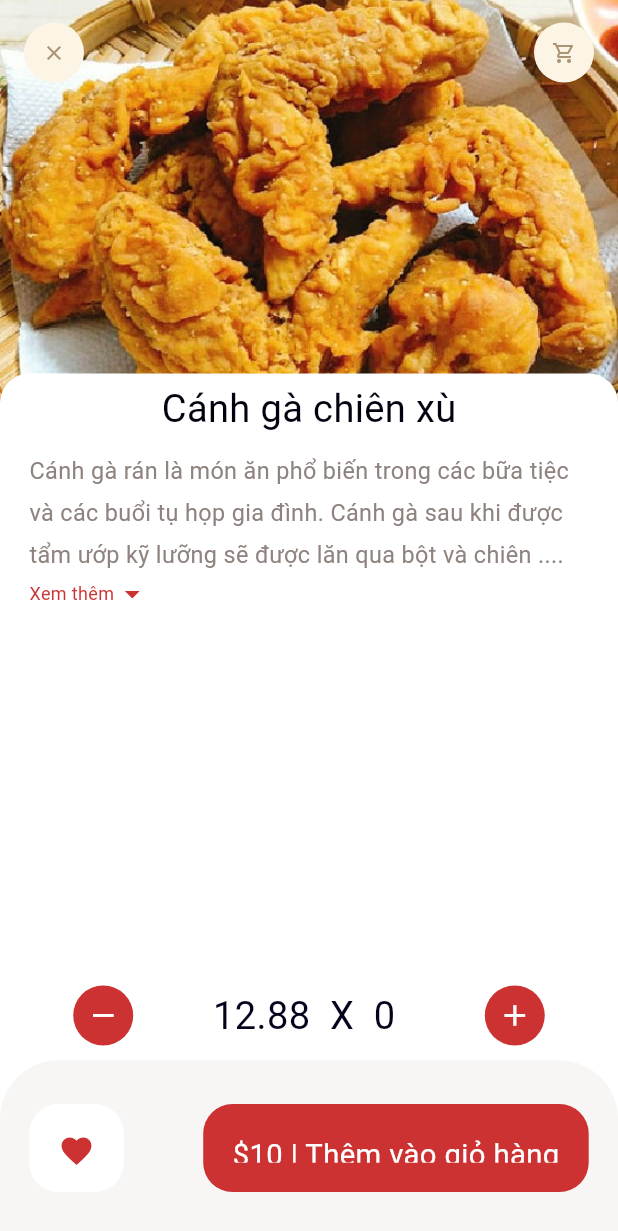
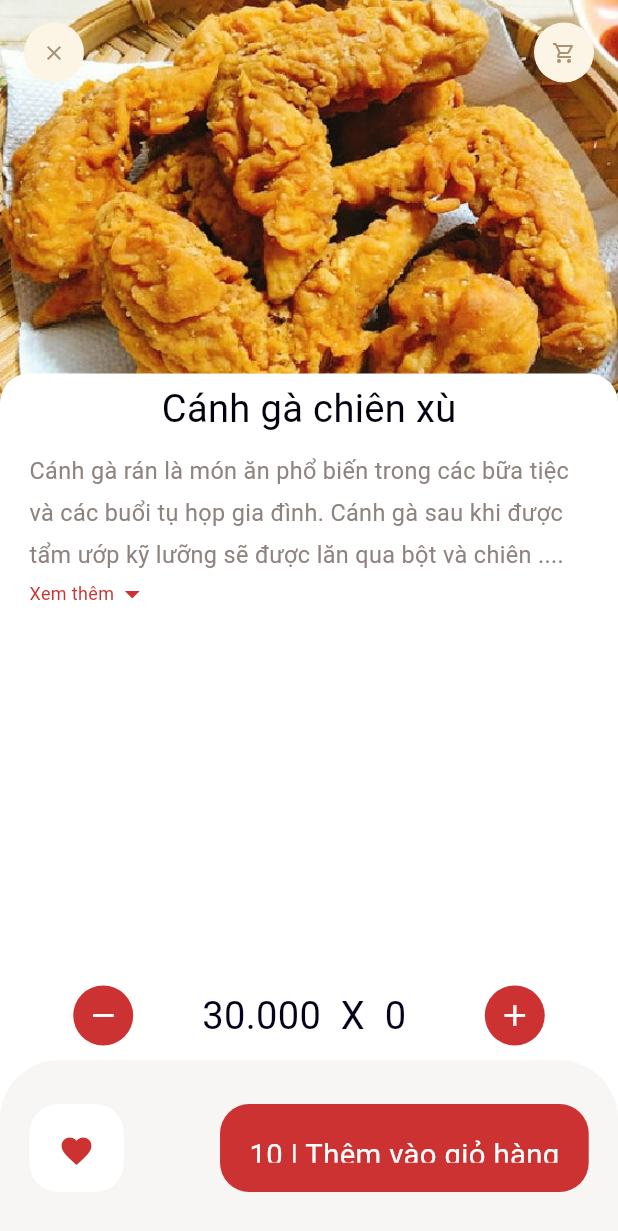
Before and after one commit to Snoww-dev/food, a Flutter app: the screen it shows after launch, on a phone screen of 412 x 824 dp. Shown: the top 1231 px of the screen. Run offline on Flutter 3.47's test engine with Material 3 defaults, Android fonts, the phone set to English and light mode, and no system bars; our stand-ins replace dots_indicator, get.

Commit message:
Create ApiClient file

```diff
--- a/food_delivery/lib/pages/food/recommended_food_detail.dart
+++ b/food_delivery/lib/pages/food/recommended_food_detail.dart
@@ -79,7 +79,7 @@ class RecommendedFoodDetail extends StatelessWidget {
                   iconColor: Colors.white,
                   backgroundColor: AppColors.mainColor,
                   icon: Icons.remove,),
-                BigText(text: "\12.88 " + " X " + " 0 ", color : AppColors.mainBlackColor, size: Dimensions.font26,),
+                BigText(text: "\30.000 " + " X " + " 0 ", color : AppColors.mainBlackColor, size: Dimensions.font26,),
                 AppIcon(
                   iconSize: Dimensions.iconSize24,
                   iconColor: Colors.white,
@@ -114,7 +114,7 @@ class RecommendedFoodDetail extends StatelessWidget {
                 ),
                 Container(
                   padding: EdgeInsets.only(top: Dimensions.height20, bottom: Dimensions.height20, left: Dimensions.width20, right: Dimensions.width20),
-                  child: BigText(text: "\$10 | Thêm vào giỏ hàng", color: Colors.white),
+                  child: BigText(text: "\10 | Thêm vào giỏ hàng", color: Colors.white),
                   decoration: BoxDecoration(
                     borderRadius: BorderRadius.circular(Dimensions.radius20),
                     color: AppColors.mainColor
```
Also changed, not shown: food_delivery/lib/data/api/api_client.dart (added), food_delivery/lib/helper/dependencies.dart (added).
